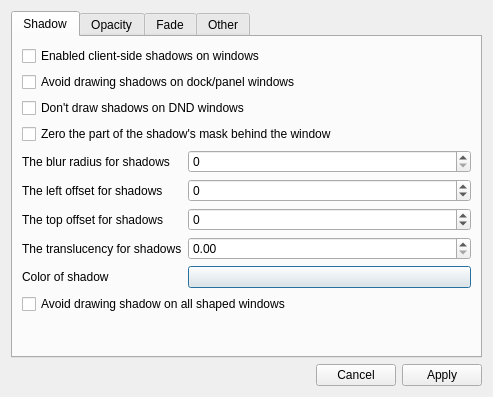
Above: maindialog.ui from lxqt/compton-conf before the change. Below: the same form after it.
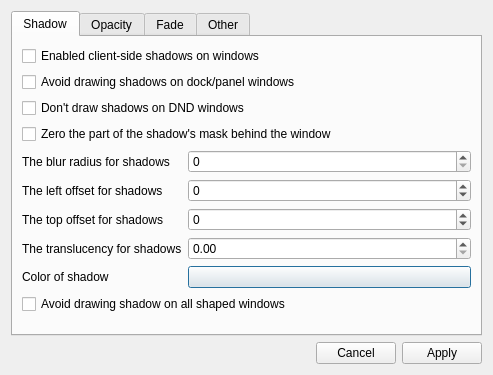
That is the form after the change.

Commit message: Re-gain focus after reloading compton.

Patch:
```diff
--- a/maindialog.ui
+++ b/maindialog.ui
@@ -7,7 +7,7 @@
     <x>0</x>
     <y>0</y>
     <width>493</width>
-    <height>397</height>
+    <height>371</height>
    </rect>
   </property>
   <property name="windowTitle">
```
The commit also changes 1 other file.
